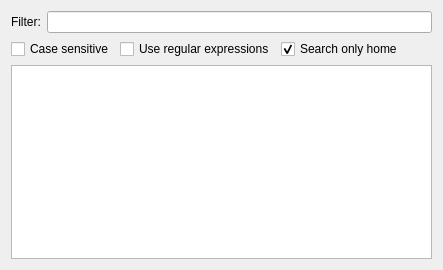
Qt form dialog.ui (SammyEnigma/qlocate) before a commit.
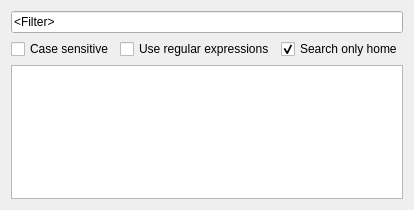
The same form after that commit.

The edit to the form file:
```diff
--- a/dialog.ui
+++ b/dialog.ui
@@ -6,8 +6,8 @@
    <rect>
     <x>0</x>
     <y>0</y>
-    <width>443</width>
-    <height>270</height>
+    <width>391</width>
+    <height>210</height>
    </rect>
   </property>
   <property name="windowTitle">
@@ -17,15 +17,12 @@
    <item>
     <layout class="QHBoxLayout" name="horizontalLayout">
      <item>
-      <widget class="QLabel" name="label">
+      <widget class="QLineEdit" name="lineEdit">
        <property name="text">
-        <string>Filter:</string>
+        <string>&lt;Filter&gt;</string>
        </property>
       </widget>
      </item>
-     <item>
-      <widget class="QLineEdit" name="lineEdit"/>
-     </item>
     </layout>
    </item>
    <item>
```
